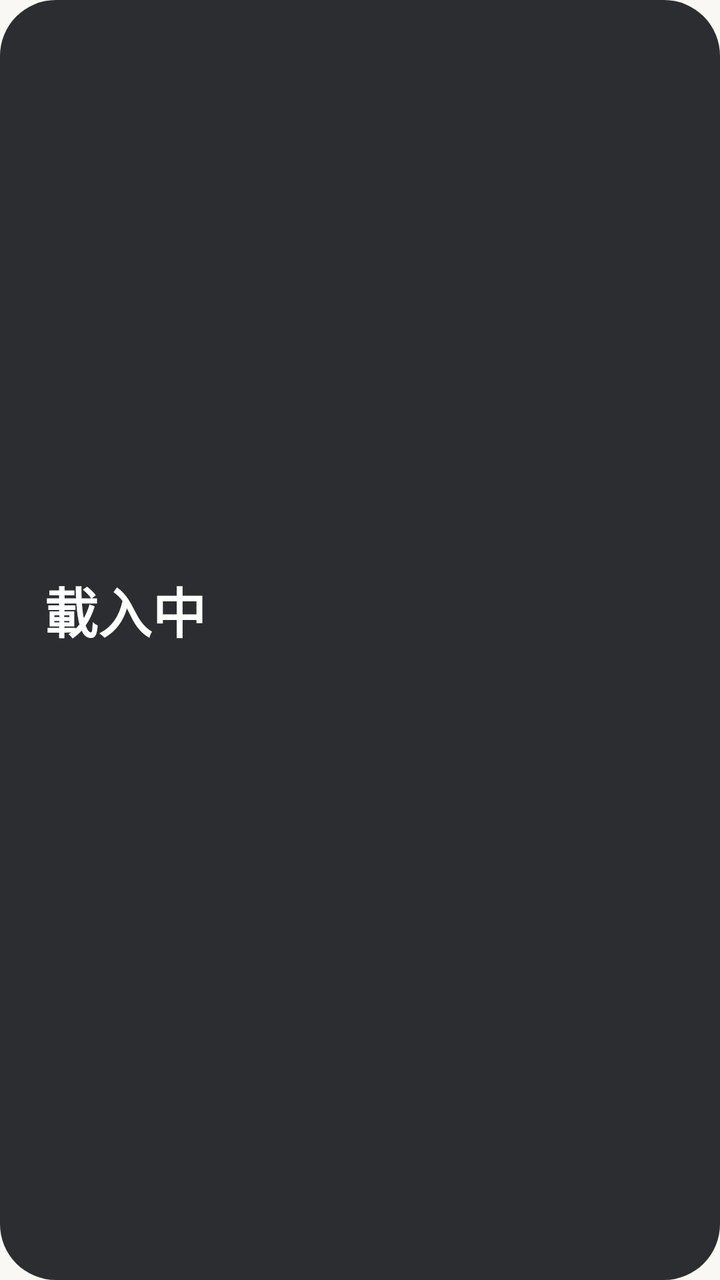
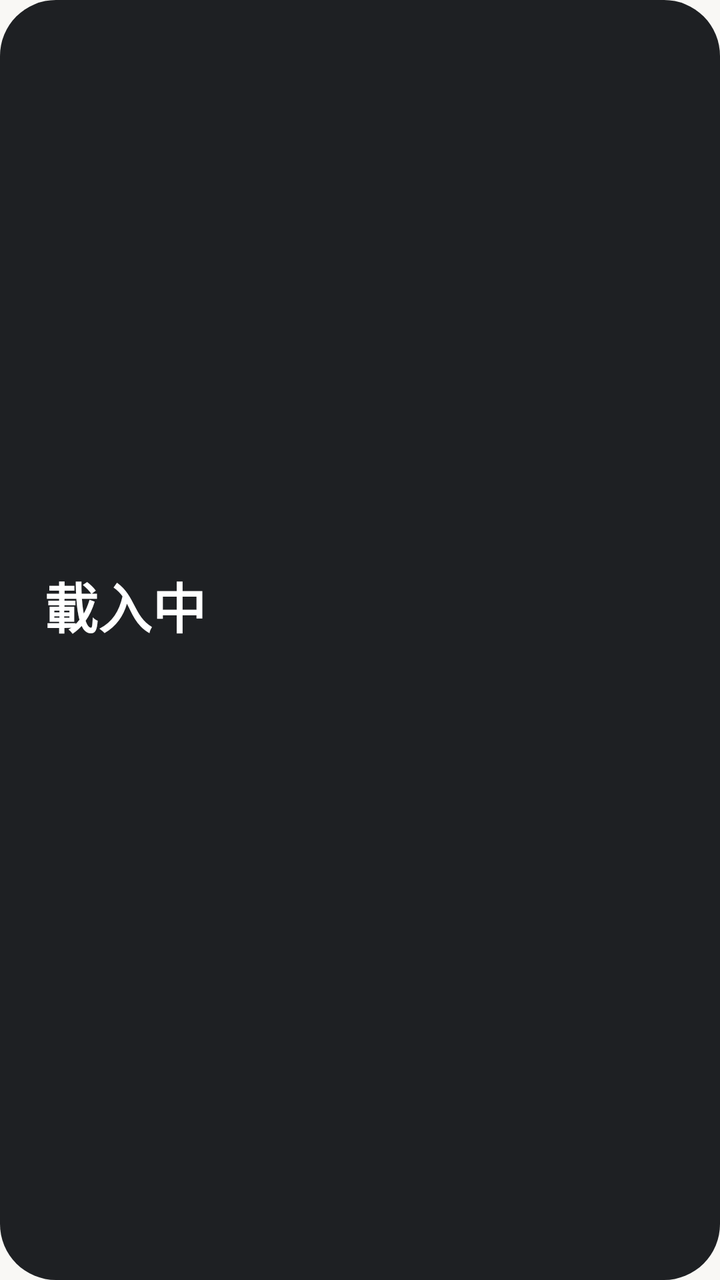

Screens rendered from an Android XML layout before and after an edit, with the pre-edit source and the edit as a unified diff.
<!-- AndroidManifest.xml: application theme AppTheme -->
<!-- res/layout/widget.xml -->
<?xml version="1.0" encoding="utf-8"?>
<LinearLayout xmlns:android="http://schemas.android.com/apk/res/android"
    android:id="@+id/w_root"
    android:layout_width="match_parent"
    android:layout_height="match_parent"
    android:background="@drawable/widget_bg"
    android:gravity="center_vertical"
    android:orientation="vertical"
    android:paddingStart="22dp"
    android:paddingTop="18dp"
    android:paddingEnd="22dp"
    android:paddingBottom="18dp">

    <TextView
        android:id="@+id/w_title"
        android:layout_width="match_parent"
        android:layout_height="40dp"
        android:autoSizeMaxTextSize="29sp"
        android:autoSizeMinTextSize="18sp"
        android:autoSizeStepGranularity="1sp"
        android:autoSizeTextType="uniform"
        android:ellipsize="end"
        android:gravity="center_vertical"
        android:maxLines="1"
        android:text="@string/loading"
        android:textColor="@color/widget_title"
        android:textStyle="bold" />

    <TextView
        android:id="@+id/w_core"
        android:layout_width="match_parent"
        android:layout_height="wrap_content"
        android:layout_marginTop="8dp"
        android:ellipsize="end"
        android:lineSpacingMultiplier="1.25"
        android:maxLines="3"
        android:textColor="@color/widget_core"
        android:textSize="16sp" />
</LinearLayout>
<!-- resources referenced by this layout -->
<resources>
  <color name="widget_core">#BCC1C8</color>
  <color name="widget_title">#FFFFFF</color>
  <!-- drawable widget_bg (drawable) -->
  <?xml version="1.0" encoding="utf-8"?>
  <shape xmlns:android="http://schemas.android.com/apk/res/android" android:shape="rectangle">
      <solid android:color="@color/widget_bg" />
      <corners android:radius="28dp" />
  </shape>
  <string name="loading">載入中</string>
  <style name="AppTheme" parent="android:Theme.Material.Light.NoActionBar">
          <item name="android:windowBackground">@color/bg</item>
          <item name="android:statusBarColor">@color/bg</item>
          <item name="android:navigationBarColor">@color/bg</item>
          <item name="android:windowLightStatusBar">true</item>
          <item name="android:windowLightNavigationBar">true</item>
          <item name="android:colorAccent">@color/accent</item>
      </style>
  <color name="widget_bg">#2B2D30</color>
  <color name="bg">#F9F8F5</color>
  <color name="accent">#3A3F47</color>
</resources>

<!-- the commit's change to res/layout/widget.xml (unified diff, before → after) -->
@@ -30,7 +30,7 @@
         android:id="@+id/w_core"
         android:layout_width="match_parent"
         android:layout_height="wrap_content"
-        android:layout_marginTop="8dp"
+        android:layout_marginTop="13dp"
         android:ellipsize="end"
         android:lineSpacingMultiplier="1.25"
         android:maxLines="3"
<!-- resource entries referenced after the edit -->
@@ -17,7 +17,7 @@
           <item name="android:windowLightNavigationBar">true</item>
           <item name="android:colorAccent">@color/accent</item>
       </style>
-  <color name="widget_bg">#2B2D30</color>
+  <color name="widget_bg">#1E2023</color>
   <color name="bg">#F9F8F5</color>
   <color name="accent">#3A3F47</color>
 </resources>
